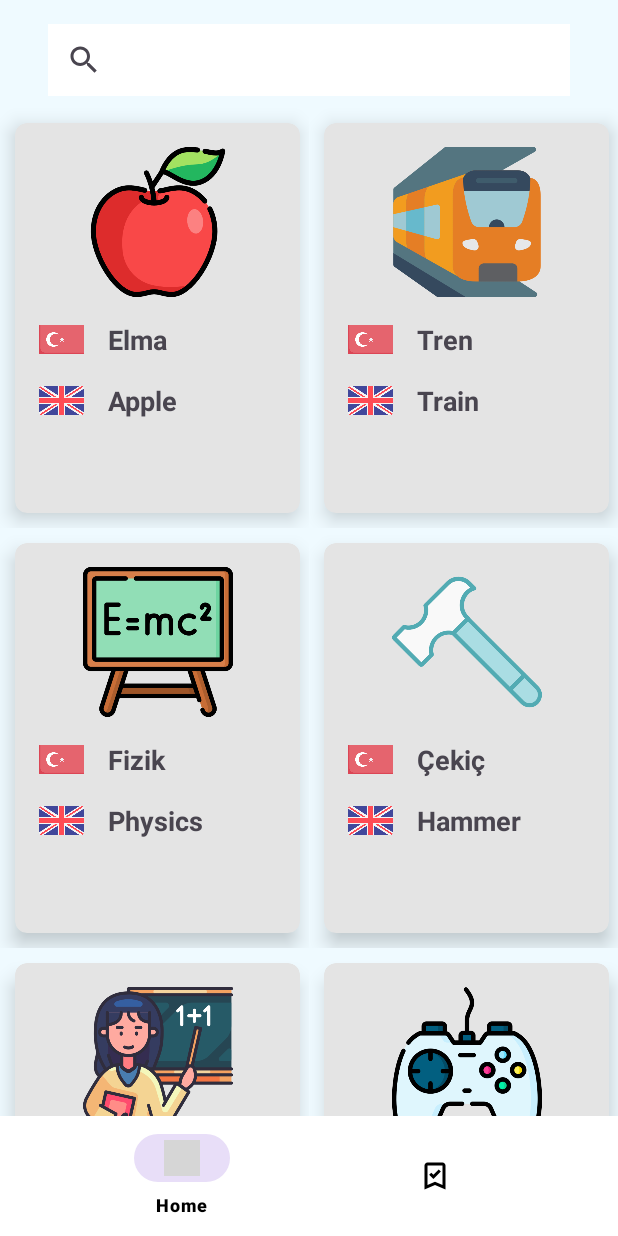
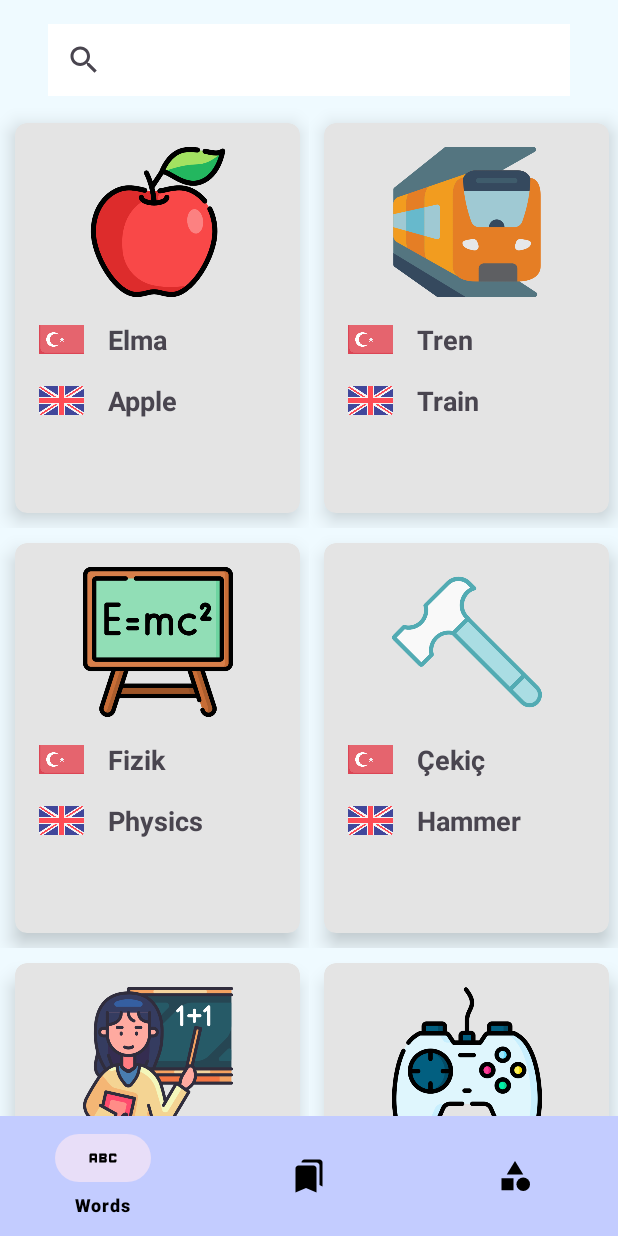
Before and after one commit to mertncu/LingualLexicon, an Android app: the screen it shows after launch (MainActivity), on a phone screen of 412 x 824 dp. Run offline under Robolectric (Android 15) with nearby library versions, the phone set to English and light mode, and no system bars; our stand-ins replace navigation-ui; grey boxes are pictures that could not be loaded.

Commit message:
Update application navigation, category menu item added

```diff
--- a/app/src/main/res/layout/activity_main.xml
+++ b/app/src/main/res/layout/activity_main.xml
@@ -24,7 +24,7 @@
         android:id="@+id/bottomNavView"
         android:layout_width="0dp"
         android:layout_height="wrap_content"
-        android:background="#FFFFFF"
+        android:background="#C3CCFF"
         app:itemIconTint="@color/black"
         app:itemTextColor="@color/black"
         app:labelVisibilityMode="selected"
--- a/app/src/main/res/menu/bottom_nav_menu.xml
+++ b/app/src/main/res/menu/bottom_nav_menu.xml
@@ -1,13 +1,18 @@
 <?xml version="1.0" encoding="utf-8"?>
-<menu xmlns:app="http://schemas.android.com/apk/res-auto"
-    xmlns:android="http://schemas.android.com/apk/res/android">
+<menu xmlns:android="http://schemas.android.com/apk/res/android"
+    xmlns:app="http://schemas.android.com/apk/res-auto">
 
     <item
         android:id="@+id/randomWordsFragment"
-        android:icon="@drawable/baseline_home_24"
-        android:title="Home" />
+        android:icon="@drawable/ic_words"
+        android:title="Words" />
     <item
         android:id="@+id/learnedWordsFragment"
-        android:icon="@drawable/learned_page_icon"
-        android:title="Learned" />
+        android:icon="@drawable/ic_learned"
+        android:title="Learned Words" />
+
+    <item
+        android:id="@+id/categoryFragment"
+        android:icon="@drawable/ic_category"
+        android:title="Categories" />
 </menu>
```
